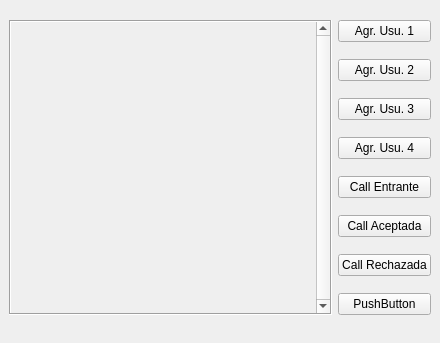
This is ui/ppal_ui_1.ui in fraan14/Cliente-Rbpi-OO-UI as Qt 5 draws it before an edit. The edited form follows.
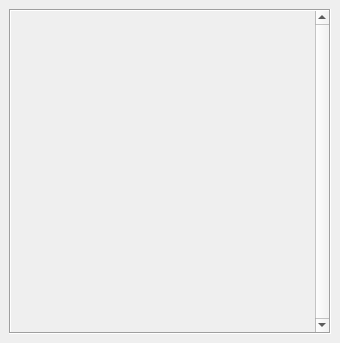
This is the edited form. Icons and pictures are not drawn.

Patch:
```diff
--- a/ui/ppal_ui_1.ui
+++ b/ui/ppal_ui_1.ui
@@ -6,7 +6,7 @@
    <rect>
     <x>0</x>
     <y>0</y>
-    <width>440</width>
+    <width>340</width>
     <height>343</height>
    </rect>
   </property>
@@ -18,13 +18,13 @@
   </property>
   <property name="minimumSize">
    <size>
-    <width>440</width>
+    <width>340</width>
     <height>0</height>
    </size>
   </property>
   <property name="maximumSize">
    <size>
-    <width>440</width>
+    <width>340</width>
     <height>1000</height>
    </size>
   </property>
@@ -43,7 +43,7 @@
   </property>
   <widget class="QWidget" name="centralwidget">
    <layout class="QGridLayout" name="gridLayout">
-    <item row="0" column="0" rowspan="8">
+    <item row="0" column="0" rowspan="2">
      <widget class="QScrollArea" name="scrollArea_3">
       <property name="sizePolicy">
        <sizepolicy hsizetype="Expanding" vsizetype="Minimum">
@@ -68,8 +68,8 @@
         <rect>
          <x>0</x>
          <y>0</y>
-         <width>314</width>
-         <height>299</height>
+         <width>301</width>
+         <height>321</height>
         </rect>
        </property>
        <layout class="QVBoxLayout" name="verticalLayout_4">
@@ -94,62 +94,6 @@
       </widget>
      </widget>
     </item>
-    <item row="0" column="1">
-     <widget class="QPushButton" name="pushButton_10">
-      <property name="text">
-       <string>Agr. Usu. 1</string>
-      </property>
-     </widget>
-    </item>
-    <item row="1" column="1">
-     <widget class="QPushButton" name="pushButton_11">
-      <property name="text">
-       <string>Agr. Usu. 2</string>
-      </property>
-     </widget>
-    </item>
-    <item row="2" column="1">
-     <widget class="QPushButton" name="pushButton_12">
-      <property name="text">
-       <string>Agr. Usu. 3</string>
-      </property>
-     </widget>
-    </item>
-    <item row="3" column="1">
-     <widget class="QPushButton" name="pushButton_13">
-      <property name="text">
-       <string>Agr. Usu. 4</string>
-      </property>
-     </widget>
-    </item>
-    <item row="4" column="1">
-     <widget class="QPushButton" name="pushButton_14">
-      <property name="text">
-       <string>Call Entrante</string>
-      </property>
-     </widget>
-    </item>
-    <item row="5" column="1">
-     <widget class="QPushButton" name="pushButton_15">
-      <property name="text">
-       <string>Call Aceptada</string>
-      </property>
-     </widget>
-    </item>
-    <item row="6" column="1">
-     <widget class="QPushButton" name="pushButton_16">
-      <property name="text">
-       <string>Call Rechazada</string>
-      </property>
-     </widget>
-    </item>
-    <item row="7" column="1">
-     <widget class="QPushButton" name="pushButton_17">
-      <property name="text">
-       <string>PushButton</string>
-      </property>
-     </widget>
-    </item>
    </layout>
   </widget>
  </widget>
```
